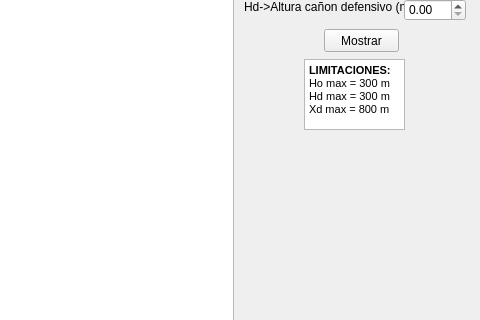
Above: Parcial-Final/mainwindow.ui from Mauricioduque/Parcial-Final before the change; both pictures show x 686 to 1166 and y 161 to 481 of the 1166 by 603 pixel window. Below: the same form after it.
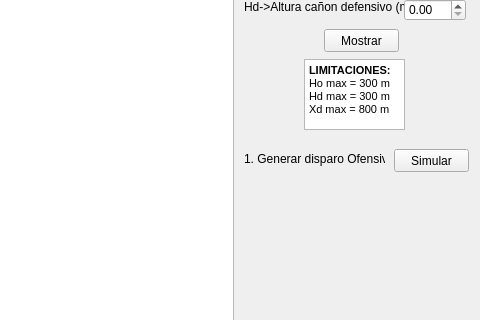
That is the form after the change.

Commit message: Se generan disparos ofensivos

Diff of the .ui file:
```diff
--- a/Parcial-Final/mainwindow.ui
+++ b/Parcial-Final/mainwindow.ui
@@ -170,6 +170,32 @@
      <string>Configurar frente de batalla </string>
     </property>
    </widget>
+   <widget class="QLabel" name="label_6">
+    <property name="geometry">
+     <rect>
+      <x>930</x>
+      <y>310</y>
+      <width>141</width>
+      <height>20</height>
+     </rect>
+    </property>
+    <property name="text">
+     <string>1. Generar disparo Ofensivos</string>
+    </property>
+   </widget>
+   <widget class="QPushButton" name="pushButton_2">
+    <property name="geometry">
+     <rect>
+      <x>1080</x>
+      <y>310</y>
+      <width>75</width>
+      <height>23</height>
+     </rect>
+    </property>
+    <property name="text">
+     <string>Simular</string>
+    </property>
+   </widget>
   </widget>
   <widget class="QStatusBar" name="statusbar"/>
  </widget>
```
The commit also changes 5 other files.
